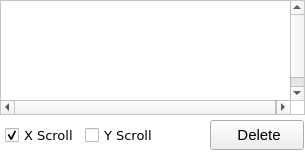
Above: wq_chart_widget.ui from vialrogo/Weight-Queue-Validator before the change. Below: the same form after it.
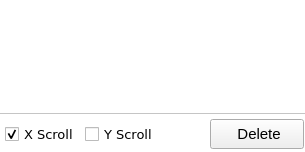
That is the form after the change. Icons and pictures are not drawn.

Commit message: Pequeña modificación en la interfáz para que en la pestaña Current no aparecieran los bordes del widget

```diff
--- a/wq_chart_widget.ui
+++ b/wq_chart_widget.ui
@@ -68,9 +68,9 @@
    <widget class="QScrollArea" name="scrollArea">
     <property name="geometry">
      <rect>
-      <x>0</x>
-      <y>0</y>
-      <width>305</width>
+      <x>-1</x>
+      <y>-1</y>
+      <width>309</width>
       <height>115</height>
      </rect>
     </property>
@@ -125,7 +125,7 @@
     <property name="geometry">
      <rect>
       <x>210</x>
-      <y>120</y>
+      <y>119</y>
       <width>94</width>
       <height>30</height>
      </rect>
@@ -155,7 +155,7 @@
     <property name="geometry">
      <rect>
       <x>5</x>
-      <y>120</y>
+      <y>119</y>
       <width>75</width>
       <height>30</height>
      </rect>
@@ -177,7 +177,7 @@
     <property name="geometry">
      <rect>
       <x>85</x>
-      <y>120</y>
+      <y>119</y>
       <width>75</width>
       <height>30</height>
      </rect>
```
The commit also changes 3 other files.
